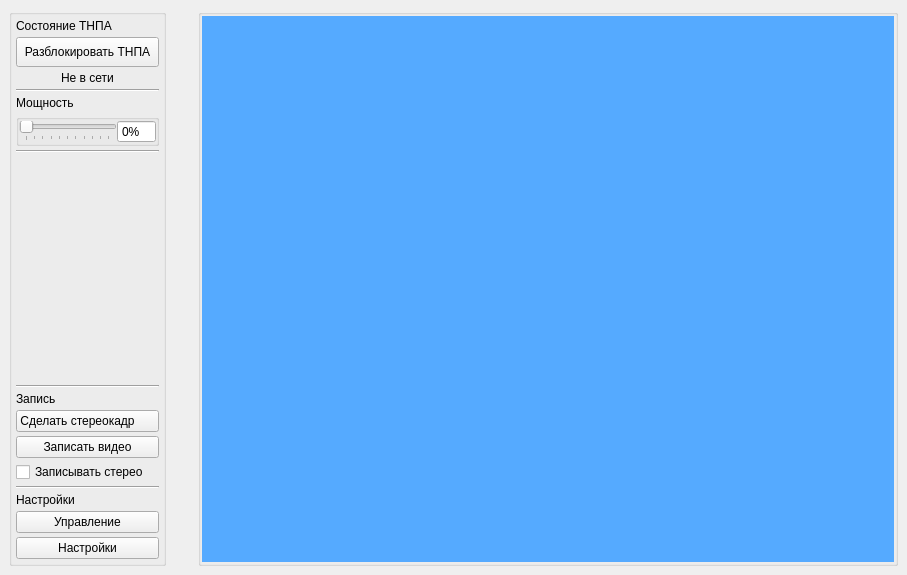
Before: the Qt Designer form mainwindow.ui in SevR0V/Chersonesos, drawn with Qt 5.
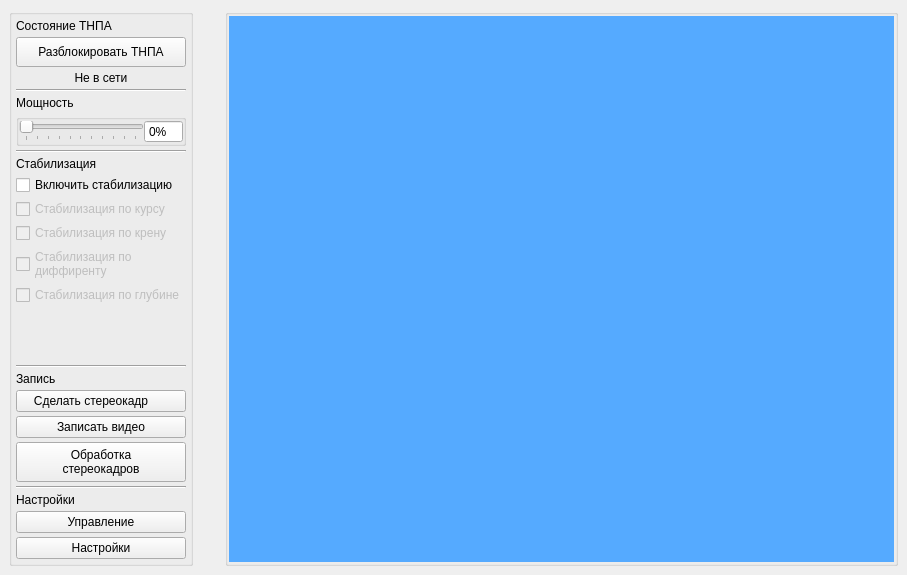
After: the same form once the commit is applied. Icons and pictures are not drawn.

What changed in the file:
```diff
--- a/mainwindow.ui
+++ b/mainwindow.ui
@@ -213,6 +213,67 @@
          </property>
         </widget>
        </item>
+       <item>
+        <widget class="QLabel" name="stabLabel">
+         <property name="text">
+          <string>Стабилизация</string>
+         </property>
+         <property name="textFormat">
+          <enum>Qt::TextFormat::AutoText</enum>
+         </property>
+         <property name="textInteractionFlags">
+          <set>Qt::TextInteractionFlag::NoTextInteraction</set>
+         </property>
+        </widget>
+       </item>
+       <item>
+        <widget class="QCheckBox" name="enableStabCheckBox">
+         <property name="text">
+          <string>Включить стабилизацию</string>
+         </property>
+        </widget>
+       </item>
+       <item>
+        <widget class="QCheckBox" name="enableYawStabCheckBox">
+         <property name="enabled">
+          <bool>false</bool>
+         </property>
+         <property name="text">
+          <string>Стабилизация по курсу</string>
+         </property>
+        </widget>
+       </item>
+       <item>
+        <widget class="QCheckBox" name="enableRollStabCheckBox">
+         <property name="enabled">
+          <bool>false</bool>
+         </property>
+         <property name="text">
+          <string>Стабилизация по крену</string>
+         </property>
+        </widget>
+       </item>
+       <item>
+        <widget class="QCheckBox" name="enablePitchStabCheckBox">
+         <property name="enabled">
+          <bool>false</bool>
+         </property>
+         <property name="text">
+          <string>Стабилизация по 
+диффиренту</string>
+         </property>
+        </widget>
+       </item>
+       <item>
+        <widget class="QCheckBox" name="enableDepthStabCheckBox">
+         <property name="enabled">
+          <bool>false</bool>
+         </property>
+         <property name="text">
+          <string>Стабилизация по глубине</string>
+         </property>
+        </widget>
+       </item>
        <item>
         <spacer name="verticalSpacer">
          <property name="orientation">
@@ -318,9 +379,46 @@
         </widget>
        </item>
        <item>
-        <widget class="QCheckBox" name="recordStereoCheckBox">
+        <widget class="QPushButton" name="openStereoProcessingButton">
+         <property name="sizePolicy">
+          <sizepolicy hsizetype="Maximum" vsizetype="Fixed">
+           <horstretch>0</horstretch>
+           <verstretch>0</verstretch>
+          </sizepolicy>
+         </property>
+         <property name="minimumSize">
+          <size>
+           <width>0</width>
+           <height>40</height>
+          </size>
+         </property>
+         <property name="maximumSize">
+          <size>
+           <width>176</width>
+           <height>16777215</height>
+          </size>
+         </property>
          <property name="text">
-          <string>Записывать стерео</string>
+          <string>Обработка 
+стереокадров</string>
+         </property>
+         <property name="icon">
+          <iconset theme="QIcon::ThemeIcon::Computer"/>
+         </property>
+         <property name="iconSize">
+          <size>
+           <width>30</width>
+           <height>30</height>
+          </size>
+         </property>
+         <property name="checkable">
+          <bool>false</bool>
+         </property>
+         <property name="checked">
+          <bool>false</bool>
+         </property>
+         <property name="flat">
+          <bool>false</bool>
          </property>
         </widget>
        </item>
```
